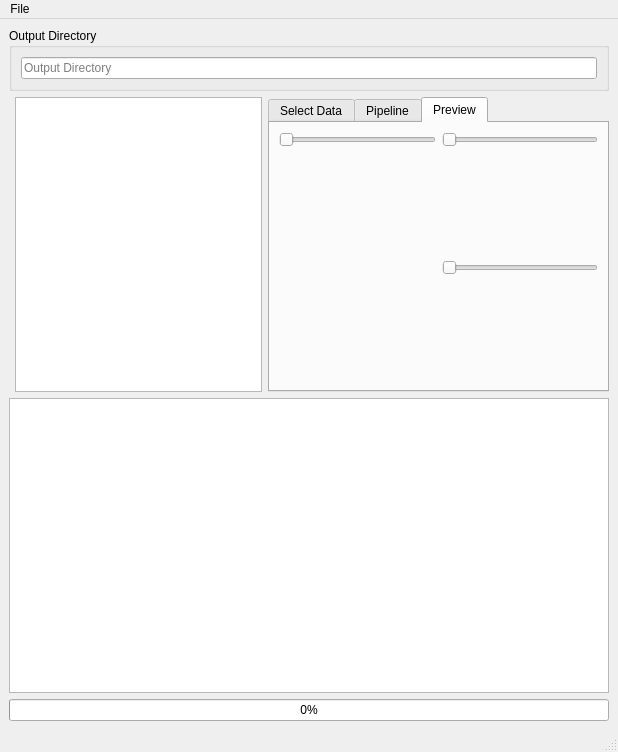
Old version of the form ciclone/forms/MainWindow.ui in the repository NeuroTech-Platform/CiCLONE.
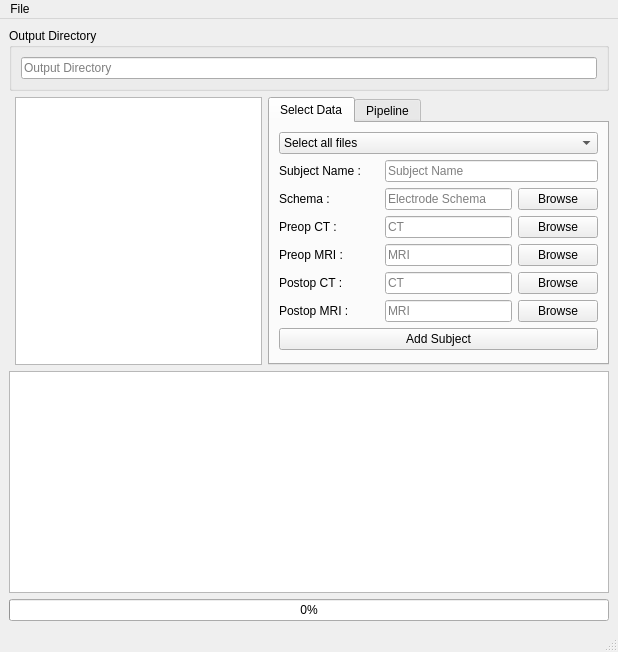
New version of the form.

Commit message: Move all the image viewing logic in it's own class and ui add a debug step in launch.json to launch only the viewer during developement

Diff of the .ui file:
```diff
--- a/ciclone/forms/MainWindow.ui
+++ b/ciclone/forms/MainWindow.ui
@@ -7,7 +7,7 @@
     <x>0</x>
     <y>0</y>
     <width>618</width>
-    <height>752</height>
+    <height>652</height>
    </rect>
   </property>
   <property name="windowTitle">
@@ -67,7 +67,7 @@
     <item row="1" column="2">
      <widget class="QTabWidget" name="tabWidget">
       <property name="currentIndex">
-       <number>2</number>
+       <number>0</number>
       </property>
       <widget class="QWidget" name="tab">
        <attribute name="title">
@@ -404,74 +404,6 @@
         </item>
        </layout>
       </widget>
-      <widget class="QWidget" name="tab_3">
-       <attribute name="title">
-        <string>Preview</string>
-       </attribute>
-       <layout class="QGridLayout" name="gridLayout_3">
-        <item row="0" column="0">
-         <layout class="QVBoxLayout" name="Axial_verticalLayout">
-          <item>
-           <widget class="QSlider" name="Axial_horizontalSlider">
-            <property name="orientation">
-             <enum>Qt::Orientation::Horizontal</enum>
-            </property>
-           </widget>
-          </item>
-          <item>
-           <widget class="QLabel" name="Axial_ImagePreview">
-            <property name="text">
-             <string/>
-            </property>
-           </widget>
-          </item>
-         </layout>
-        </item>
-        <item row="0" column="1">
-         <layout class="QVBoxLayout" name="Coronal_verticalLayout">
-          <item>
-           <widget class="QSlider" name="Coronal_horizontalSlider">
-            <property name="orientation">
-             <enum>Qt::Orientation::Horizontal</enum>
-            </property>
-           </widget>
-          </item>
-          <item>
-           <widget class="QLabel" name="Coronal_ImagePreview">
-            <property name="text">
-             <string/>
-            </property>
-           </widget>
-          </item>
-         </layout>
-        </item>
-        <item row="1" column="0">
-         <widget class="QLabel" name="Fillerl_ImagePreview">
-          <property name="text">
-           <string/>
-          </property>
-         </widget>
-        </item>
-        <item row="1" column="1">
-         <layout class="QVBoxLayout" name="Sagittal_verticalLayout">
-          <item>
-           <widget class="QSlider" name="Sagittal_horizontalSlider">
-            <property name="orientation">
-             <enum>Qt::Orientation::Horizontal</enum>
-            </property>
-           </widget>
-          </item>
-          <item>
-           <widget class="QLabel" name="Sagittal_ImagePreview">
-            <property name="text">
-             <string/>
-            </property>
-           </widget>
-          </item>
-         </layout>
-        </item>
-       </layout>
-      </widget>
      </widget>
     </item>
    </layout>
```
The commit also changes 6 other files.
